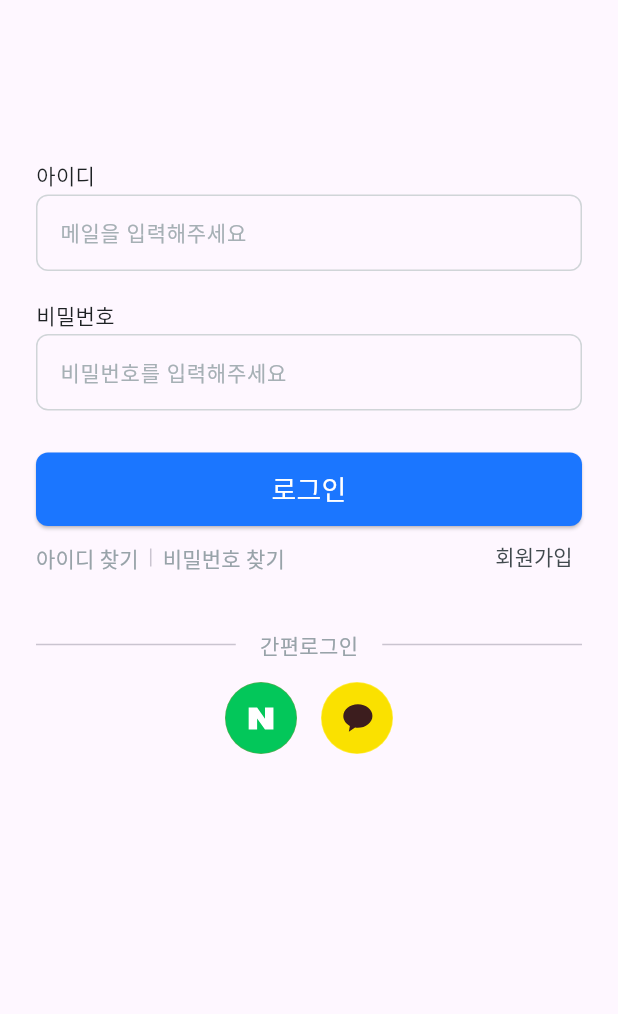
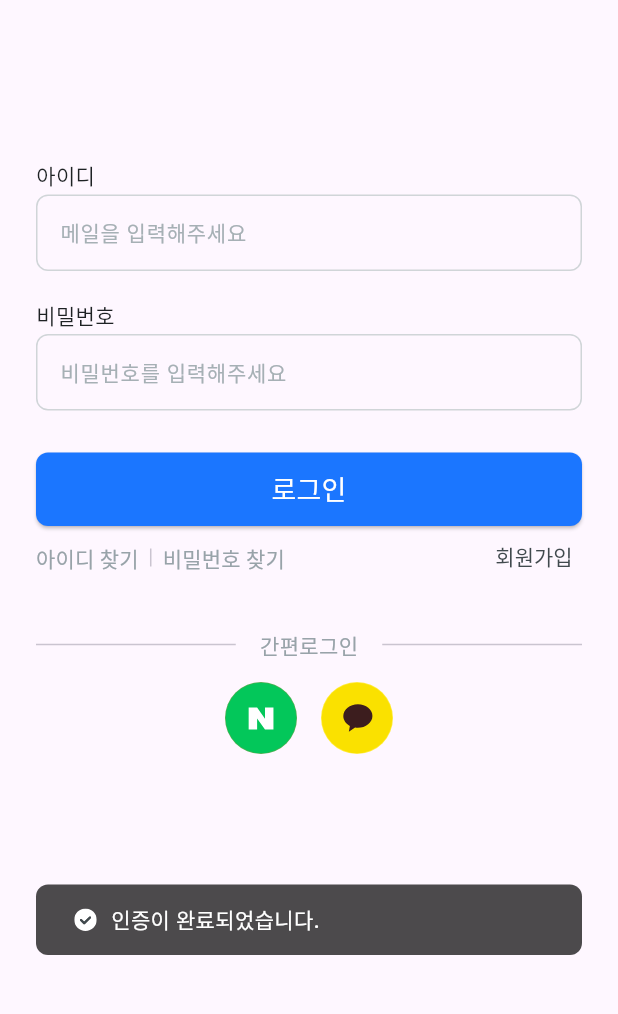
Before and after one commit to Talearnt/App-Front-Talearnt, a Flutter app: the screen it shows after launch, after a tap on "아이디 찾기", on a phone screen of 412 x 824 dp, the part 212-1226 px from its top. Run offline on Flutter 3.47's test engine with Material 3 defaults, Android fonts, the phone set to English and light mode, and no system bars; our stand-ins replace dartz, dio, flutter_svg, go_router; Roboto replaces fonts that are missing (Pretendard).

Commit message:
feat : Add 아이콘 토스트 추가
finish 아이콘 추가
bgblack01 색상 추가
아이콘과 메세지로 되어있는 토스트 메세지 추가

Ref : #173

```diff
--- a/lib/common/theme.dart
+++ b/lib/common/theme.dart
@@ -110,4 +110,5 @@ class Palette {
   static const Color bgUp01 = Color(0xFFF7F8F8);
   static const Color bgUp02 = Color(0xFFECEEEF);
   static const Color bgUp03 = Color(0xFFDEE1E3);
+  static Color bgBlack01 = const Color(0xFF000000).withOpacity(0.7);
 }
--- /dev/null
+++ b/lib/common/widget/ToastMessage.dart
@@ -0,0 +1,107 @@
+import 'package:app_front_talearnt/common/theme.dart';
+import 'package:flutter/material.dart';
+import 'package:flutter_svg/svg.dart';
+
+class ToastMessage {
+  static void show(BuildContext context, String message) {
+    final overlay = Overlay.of(context);
+    late OverlayEntry overlayEntry;
+
+    overlayEntry = OverlayEntry(
+      builder: (context) => _ToastWidget(
+        message: message,
+        onFadeOutComplete: () {
+          overlayEntry.remove();
+        },
+      ),
+    );
+
+    overlay.insert(overlayEntry);
+  }
+}
+
+class _ToastWidget extends StatefulWidget {
+  final String message;
+  final VoidCallback onFadeOutComplete;
+
+  const _ToastWidget({
+    Key? key,
+    required this.message,
+    required this.onFadeOutComplete,
+  }) : super(key: key);
+
+  @override
+  State<_ToastWidget> createState() => _ToastWidgetState();
+}
+
+class _ToastWidgetState extends State<_ToastWidget>
+    with SingleTickerProviderStateMixin {
+  late AnimationController _controller;
+  late Animation<double> _fadeAnimation;
+
+  @override
+  void initState() {
+    super.initState();
+    _controller = AnimationController(
+      duration: const Duration(milliseconds: 300),
+      reverseDuration: const Duration(milliseconds: 300),
+      vsync: this,
+    );
+    _fadeAnimation = CurvedAnimation(
+      parent: _controller,
+      curve: Curves.easeInOut,
+    );
+
+    _controller.forward();
+
+    Future.delayed(Duration(milliseconds: (1.5 * 1000).toInt()), () {
+      _controller.reverse().then((_) {
+        widget.onFadeOutComplete();
+      });
+    });
+  }
+
+  @override
+  void dispose() {
+    _controller.dispose();
+    super.dispose();
+  }
+
+  @override
+  Widget build(BuildContext context) {
+    return Positioned(
+      bottom: 46.0,
+      left: 24.0,
+      right: 24.0,
+      child: FadeTransition(
+        opacity: _fadeAnimation,
+        child: Material(
+          color: Colors.transparent,
+          child: Container(
+            padding: const EdgeInsets.symmetric(horizontal: 24, vertical: 14),
+            decoration: BoxDecoration(
+              color: Palette.bgBlack01,
+              borderRadius: BorderRadius.circular(8),
+            ),
+            child: Row(
+              mainAxisAlignment: MainAxisAlignment.start,
+              children: [
+                SvgPicture.asset(
+                  'assets/icons/finish.svg',
+                ),
+                const SizedBox(
+                  width: 8,
+                ),
+                Text(
+                  widget.message,
+                  style: TextTypes.caption01(color: Palette.bgBackGround),
+                  textAlign: TextAlign.center,
+                ),
+              ],
+            ),
+          ),
+        ),
+      ),
+    );
+  }
+}
--- a/lib/view/auth/widget/login_form.dart
+++ b/lib/view/auth/widget/login_form.dart
@@ -1,3 +1,4 @@
+import 'package:app_front_talearnt/common/widget/ToastMessage.dart';
 import 'package:app_front_talearnt/common/widget/default_text_field.dart';
 import 'package:app_front_talearnt/common/widget/obscure_text_field.dart';
 import 'package:app_front_talearnt/common/widget/text_field_label.dart';
@@ -90,7 +91,7 @@ class LoginForm extends StatelessWidget {
                 children: [
                   TextButton(
                     onPressed: () {
-                      // 아이디 찾기 동작
+                      ToastMessage.show(context, '인증이 완료되었습니다.');
                     },
                     style: ButtonStyle(
                       padding: WidgetStateProperty.all(EdgeInsets.zero),
--- a/pubspec.yaml
+++ b/pubspec.yaml
@@ -89,6 +89,7 @@ flutter:
     - assets/icons/close.svg
     - assets/icons/eye_close.svg
     - assets/icons/eye_open.svg
+    - assets/icons/finish.svg
     - assets/icons/kebab_menu.svg
     - assets/icons/next_arrow.svg
     - assets/icons/reset.svg
```
Also changed, not shown: assets/icons/finish.svg (added).
